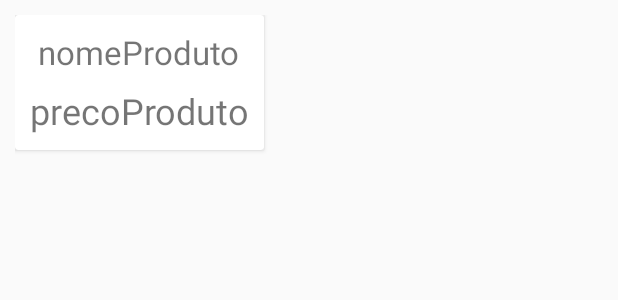
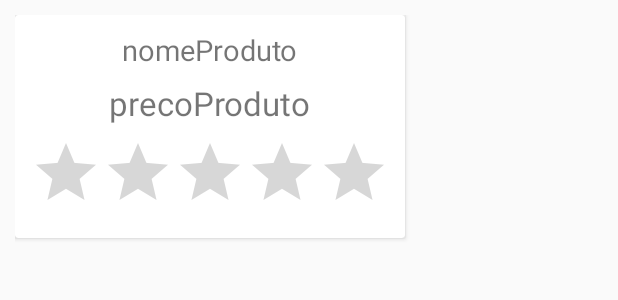
Before and after one commit to rascovit/TaCaro, an Android app: the layout fragment_detalhes_produto.xml on its own in the app's theme, with its tools: preview values and no code run, on a phone screen of 412 x 824 dp. Shown: the top 300 px of the screen. Run offline under Robolectric (Android 15) with nearby library versions, the phone set to English and light mode, and no system bars.

Commit message:
Começo da implementação da RatingBar para mostrar a avaliação do produto.

```diff
--- a/app/src/main/res/layout/fragment_detalhes_produto.xml
+++ b/app/src/main/res/layout/fragment_detalhes_produto.xml
@@ -23,12 +23,11 @@
                 android:layout_width="wrap_content"
                 android:layout_height="wrap_content"
                 android:id="@+id/textViewNomeProduto"
-                android:textSize="22sp"
+                android:textSize="19sp"
                 android:text="nomeProduto"
                 android:layout_alignParentTop="true"
                 android:layout_centerHorizontal="true"
                 android:layout_marginBottom="8dp" />
-
 
             <TextView
                 android:layout_width="wrap_content"
@@ -36,7 +35,17 @@
                 android:id="@+id/textViewPrecoProduto"
                 android:text="precoProduto"
                 android:layout_below="@+id/textViewNomeProduto"
-                android:textSize="24sp" />
+                android:textSize="22sp"
+                android:layout_marginBottom="8dp"
+                android:layout_centerHorizontal="true" />
+
+            <RatingBar
+                android:layout_width="wrap_content"
+                android:layout_height="wrap_content"
+                android:id="@+id/avaliacaoProduto"
+                android:layout_below="@+id/textViewPrecoProduto"
+                android:stepSize="0.5"
+                android:layout_centerHorizontal="true" />
 
         </RelativeLayout>
 
```
Also changed, not shown: app/src/main/java/br/codinglab/tacaro/DetalhesProdutoFragment.java (+8 -2 lines).
